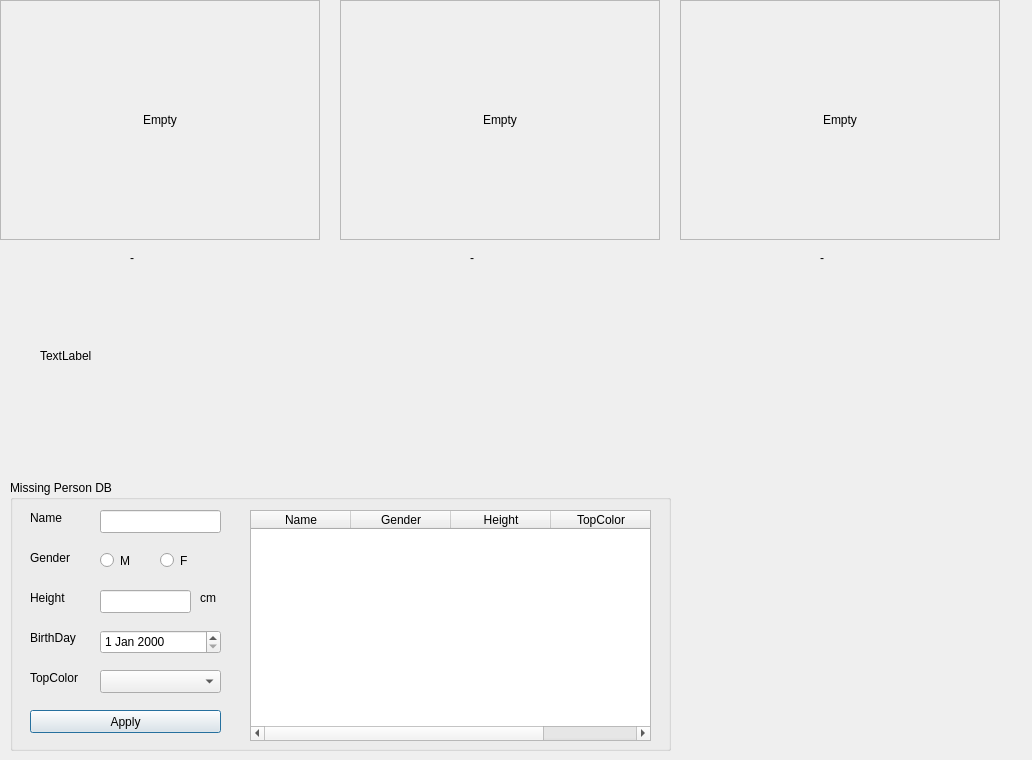
Qt form findPeopleGUI.ui (addinedu-ros-4th/deeplearning-repo-3) before a commit.
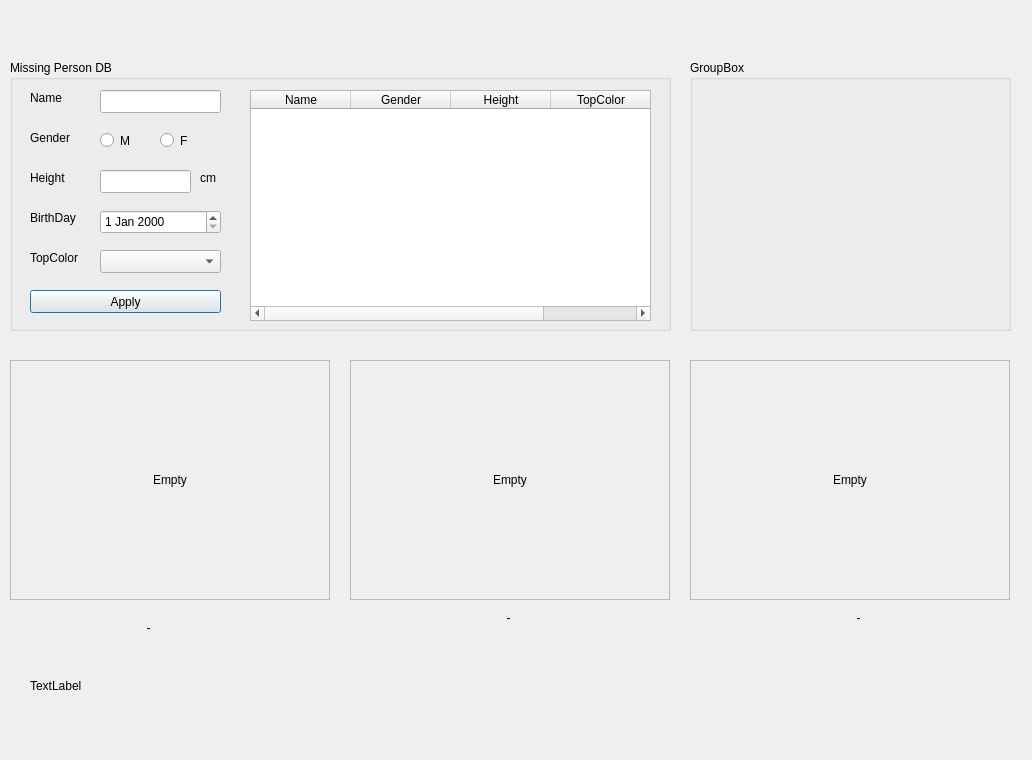
The same form after that commit.

Commit message: modify gui location & add mediapipe model

Diff of the .ui file:
```diff
--- a/findPeopleGUI.ui
+++ b/findPeopleGUI.ui
@@ -16,8 +16,8 @@
   <widget class="QLabel" name="labelPixmap">
    <property name="geometry">
     <rect>
-     <x>0</x>
-     <y>0</y>
+     <x>10</x>
+     <y>360</y>
      <width>320</width>
      <height>240</height>
     </rect>
@@ -35,8 +35,8 @@
   <widget class="QLabel" name="labelPixmap2">
    <property name="geometry">
     <rect>
-     <x>340</x>
-     <y>0</y>
+     <x>350</x>
+     <y>360</y>
      <width>320</width>
      <height>240</height>
     </rect>
@@ -54,8 +54,8 @@
   <widget class="QLabel" name="labelPixmap3">
    <property name="geometry">
     <rect>
-     <x>680</x>
-     <y>0</y>
+     <x>690</x>
+     <y>360</y>
      <width>320</width>
      <height>240</height>
     </rect>
@@ -73,8 +73,8 @@
   <widget class="QLabel" name="labelVideoFace">
    <property name="geometry">
     <rect>
-     <x>130</x>
-     <y>250</y>
+     <x>120</x>
+     <y>620</y>
      <width>57</width>
      <height>15</height>
     </rect>
@@ -82,12 +82,15 @@
    <property name="text">
     <string>-</string>
    </property>
+   <property name="alignment">
+    <set>Qt::AlignCenter</set>
+   </property>
   </widget>
   <widget class="QLabel" name="labelVideoClothes">
    <property name="geometry">
     <rect>
-     <x>470</x>
-     <y>250</y>
+     <x>480</x>
+     <y>610</y>
      <width>57</width>
      <height>15</height>
     </rect>
@@ -95,25 +98,31 @@
    <property name="text">
     <string>-</string>
    </property>
+   <property name="alignment">
+    <set>Qt::AlignCenter</set>
+   </property>
   </widget>
   <widget class="QLabel" name="labelVideoBody">
    <property name="geometry">
     <rect>
-     <x>820</x>
-     <y>250</y>
+     <x>830</x>
+     <y>610</y>
      <width>57</width>
-     <height>15</height>
+     <height>16</height>
     </rect>
    </property>
    <property name="text">
     <string>-</string>
    </property>
+   <property name="alignment">
+    <set>Qt::AlignCenter</set>
+   </property>
   </widget>
   <widget class="QGroupBox" name="groupBox">
    <property name="geometry">
     <rect>
      <x>10</x>
-     <y>480</y>
+     <y>60</y>
      <width>661</width>
      <height>271</height>
     </rect>
@@ -312,8 +321,8 @@
   <widget class="QLabel" name="labelResult">
    <property name="geometry">
     <rect>
-     <x>40</x>
-     <y>330</y>
+     <x>30</x>
+     <y>660</y>
      <width>261</width>
      <height>51</height>
     </rect>
@@ -322,6 +331,19 @@
     <string>TextLabel</string>
    </property>
   </widget>
+  <widget class="QGroupBox" name="groupBox_2">
+   <property name="geometry">
+    <rect>
+     <x>690</x>
+     <y>60</y>
+     <width>321</width>
+     <height>271</height>
+    </rect>
+   </property>
+   <property name="title">
+    <string>GroupBox</string>
+   </property>
+  </widget>
  </widget>
  <resources/>
  <connections/>
```
The commit also changes 5 other files.
